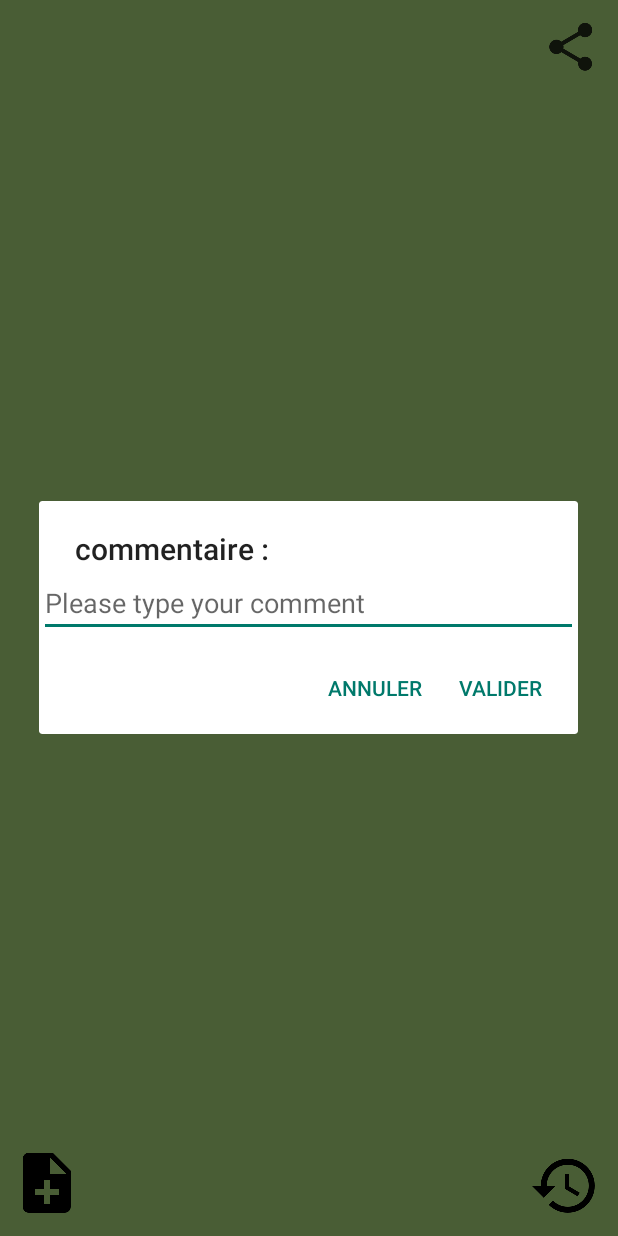
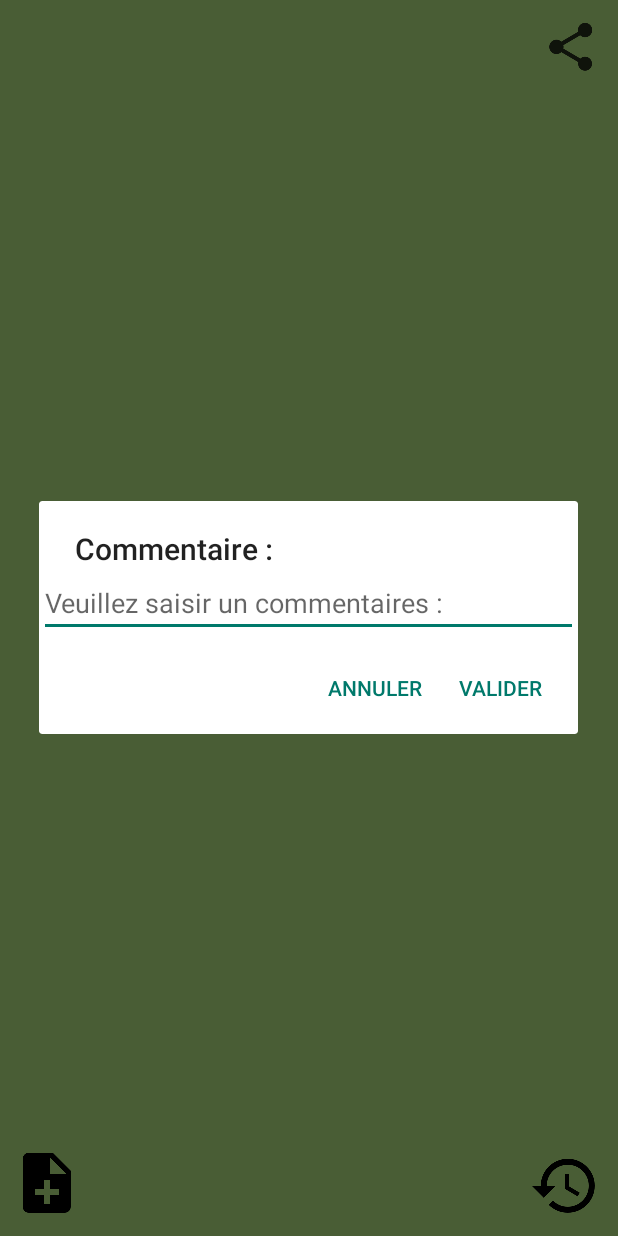
Before and after one commit to wilksyz/Mood_wilksyz, an Android app: the screen it shows after launch (MainActivity), after a tap on "Comment button", on a phone screen of 412 x 824 dp. Run offline under Robolectric (Android 15) with nearby library versions, the light colour scheme and no system bars.

Commit message:
Documentation code

```diff
--- a/app/src/main/java/com/company/antoine/moodtracker/Controllers/Activities/PageAdapter.java
+++ b/app/src/main/java/com/company/antoine/moodtracker/Controllers/Activities/PageAdapter.java
@@ -3,28 +3,28 @@ package com.company.antoine.moodtracker.Controllers.Activities;
 import android.support.v4.app.Fragment;
 import android.support.v4.app.FragmentManager;
 import android.support.v4.app.FragmentPagerAdapter;
+import com.company.antoine.moodtracker.Controllers.Fragments.PageViewPager;
 
-import com.company.antoine.moodtracker.Controllers.Fragments.PageFragment;
-
-
+/**
+ * The PageAdapter allows you to define Viewpager settings.
+ */
 public class PageAdapter extends FragmentPagerAdapter{
 
     private int[] mColors;
-    private int i = 0;
 
-
+    //Constructor of PageAdapter.
     PageAdapter(FragmentManager pFPM, int[] pColors) {
         super(pFPM);
         mColors = pColors;
     }
 
+    //Set the page count of the viewPager.
     public int getCount(){
         return (5);
     }
 
+    //This method is called whenever a request page is loaded.
     public Fragment getItem(int pPosition) {
-        return(PageFragment.newInstance(pPosition, this.mColors[pPosition]));
+        return(PageViewPager.newInstance(pPosition, mColors[pPosition]));
     }
-
-
 }
--- a/app/src/main/java/com/company/antoine/moodtracker/Controllers/Fragments/PageFragment.java
+++ b/app/src/main/java/com/company/antoine/moodtracker/Controllers/Fragments/PageViewPager.java
@@ -1,5 +1,4 @@
 package com.company.antoine.moodtracker.Controllers.Fragments;
-
 
 import android.content.DialogInterface;
 import android.content.Intent;
@@ -15,20 +14,17 @@ import android.widget.EditText;
 import android.widget.ImageButton;
 import android.widget.ImageView;
 import android.widget.RelativeLayout;
-
 import com.company.antoine.moodtracker.Controllers.Activities.HistoricActivity;
 import com.company.antoine.moodtracker.R;
-
 import static android.content.Context.MODE_PRIVATE;
 
 /**
  * A simple {@link Fragment} subclass.
  * this fragment allows to create the pages displayed in the viewpager
  */
-public class PageFragment extends Fragment {
+public class PageViewPager extends Fragment {
 
     private static final String KEY_POSITION_SAVE = "position save";
-    private static final String KEY_POSITION = "position";
     private static final String KEY_COLOR = "color";
     private static final String KEY_IMAGE = "image";
     private static final String KEY_COMMENT_SAVE = "comment save";
@@ -39,23 +35,19 @@ public class PageFragment extends Fragment {
                                             R.drawable.smiley_super_happy};
     private static final String[] mMoodShare = {"de très mauvaise humeur","triste","indécis","de bonne humeur","joyeux"};
 
-
-
-    public PageFragment() {
-
+    public PageViewPager() {
     }
 
     /**
-     * Method that will create a new instance of PageFragment.
+     * Method that will create a new instance of PageViewPager.
      * @param pPosition get back the position of the viewpager that we get from the pageadapter
      * @param pColor color index chosen in the color chart according to the position of the viewpager
      */
-    public static PageFragment newInstance(int pPosition, int pColor) {
+    public static PageViewPager newInstance(int pPosition, int pColor) {
 
-        PageFragment mFrag = new PageFragment();
+        PageViewPager mFrag = new PageViewPager();
 
         Bundle args = new Bundle();
-        args.putInt(KEY_POSITION, pPosition);
         args.putInt(KEY_COLOR, pColor);
         args.putInt(KEY_IMAGE,mResImage[pPosition]);
         mFrag.setArguments(args);
@@ -63,11 +55,16 @@ public class PageFragment extends Fragment {
         return(mFrag);
     }
 
-
+    /**
+     *In the Method onCreateView:
+     *We recover the identifiers of the views to be defined.
+     *The background color and the image are defined according to the position of the Viewpager.
+     *We get the clicks on the buttons common to all the pages of the viewpager.
+     */
     @Override
     public View onCreateView(LayoutInflater inflater, ViewGroup container,
                              Bundle savedInstanceState) {
-       View result = inflater.inflate(R.layout.fragment_page, container, false);
+       View result = inflater.inflate(R.layout.view_pager_page, container, false);
 
         RelativeLayout mColorLayout;
         ImageView mSmileyMood;
@@ -81,13 +78,13 @@ public class PageFragment extends Fragment {
         mButtonHistoric = result.findViewById(R.id.fragment_page_btn_historic);
         mButtonShare = result.findViewById(R.id.fragment_page_btn_share);
 
-        int position = getArguments().getInt(KEY_POSITION, -1);
         int color = getArguments().getInt(KEY_COLOR, -1);
         int  image = getArguments().getInt(KEY_IMAGE,-1);
 
         mColorLayout.setBackgroundColor(color);
         mSmileyMood.setImageResource(image);
 
+        //When the user clicks the history button the onClick method starts the history activity.
         mButtonHistoric.setOnClickListener(new View.OnClickListener() {
             @Override
             public void onClick(View v) {
@@ -96,6 +93,7 @@ public class PageFragment extends Fragment {
             }
         });
 
+        //When the user wants to add a comment we open a pop up window where we find a text entry field and two buttons to cancel or validate the comment.
         mButtonComment.setOnClickListener(new View.OnClickListener() {
             @Override
             public void onClick(View v) {
@@ -104,7 +102,7 @@ public class PageFragment extends Fragment {
                 LayoutInflater factory = LayoutInflater.from(getActivity());
                 final View alertDialogView = factory.inflate(R.layout.alert_dialog_comment, null);
 
-                builder.setTitle("commentaire :")
+                builder.setTitle("Commentaire :")
                         .setView(alertDialogView)
                         .setPositiveButton("Valider", new DialogInterface.OnClickListener() {
                             @Override
@@ -128,6 +126,8 @@ public class PageFragment extends Fragment {
             }
         });
 
+        //This method click on the button and allows the sharing of mood via a third-party application.
+        //If there is a comment he is also to share.
         mButtonShare.setOnClickListener(new View.OnClickListener() {
             @Override
             public void onClick(View v) {
@@ -141,7 +141,6 @@ public class PageFragment extends Fragment {
 
             }
         });
-
         return result;
     }
 }
--- a/app/src/main/java/com/company/antoine/moodtracker/Models/SaveAlarm.java
+++ b/app/src/main/java/com/company/antoine/moodtracker/Models/SaveAlarm.java
@@ -18,6 +18,13 @@ public class SaveAlarm extends BroadcastReceiver{
     private int mNumberSave = 0;
     protected String pNewMoodHistoric;
 
+    /**
+     *The onReceive method of the saveAlarm class allows you to record
+     * in the preferences the mood of the day as well as the comment if it exists.
+     * The last 7 moods are recorded afterwards in a chain of character.
+     * After the recording The mood of the day and the comment are removed and the mood returns to happy.
+     * After 7 days the registered mood is removed.
+     */
     @Override
     public void onReceive(Context context, Intent intent) {
         Log.e(getClass().getSimpleName(),"broadcast");
--- a/app/src/main/res/layout/alert_dialog_comment.xml
+++ b/app/src/main/res/layout/alert_dialog_comment.xml
@@ -8,6 +8,6 @@
         android:id="@+id/alert_dialog_edit_comment"
         android:layout_width="match_parent"
         android:layout_height="wrap_content"
-        android:hint="Please type your comment"/>
+        android:hint="@string/please_comment"/>
 
 </LinearLayout>
--- a/app/src/main/res/values/strings.xml
+++ b/app/src/main/res/values/strings.xml
@@ -14,5 +14,6 @@
     <string name="btn_6">Avant-hier</string>
     <string name="btn_7">Hier</string>
     <string name="share">Share button</string>
-    <string name="share_tittle">partagez votre humeur!!!</string>
+    <string name="share_tittle">Partagez votre humeur!!!</string>
+    <string name="please_comment">Veuillez saisir un commentaires :</string>
 </resources>
```
Also changed, not shown: app/src/main/java/com/company/antoine/moodtracker/Controllers/Activities/HistoricActivity.java (+11 -1 lines), app/src/main/java/com/company/antoine/moodtracker/Controllers/Activities/MainActivity.java (+9 -0 lines), app/src/main/res/layout/view_pager_page.xml (renamed from app/src/main/res/layout/fragment_page.xml), 2 other files.
